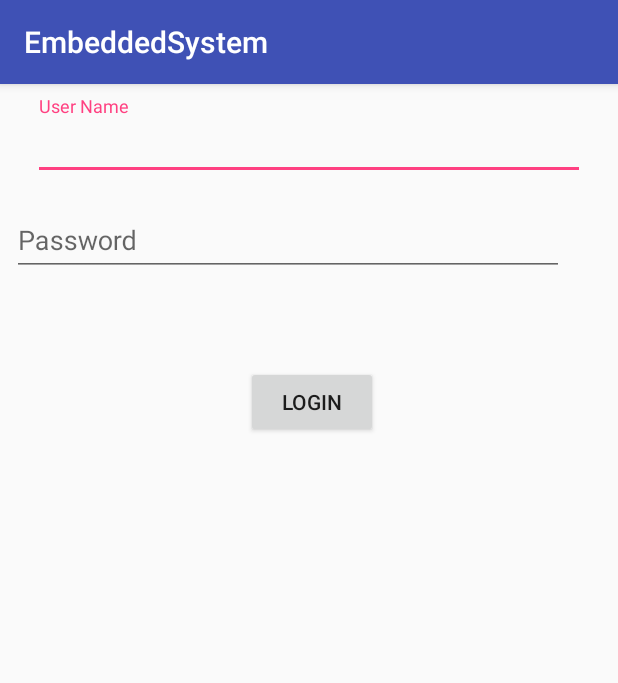
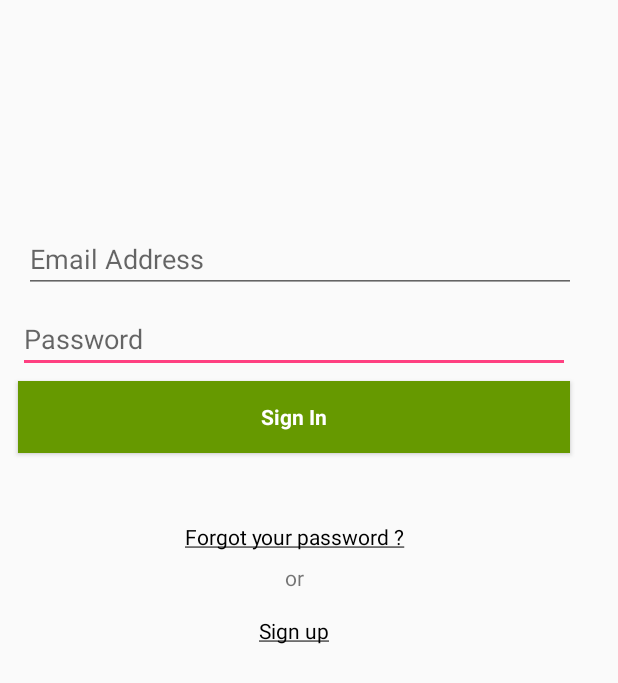
Before and after one commit to Valent1Poisson/EmbeddedSystem2, an Android app: the LoginActivity screen opened directly, with no data from a screen before it, on a phone screen of 412 x 824 dp. Shown: the top 683 px of the screen. Run offline under Robolectric (Android 15) with nearby library versions, the phone set to English and light mode, and no system bars.

```diff
--- a/app/src/main/java/com/example/valentinpoisson/embeddedsystem/MainActivity.java
+++ b/app/src/main/java/com/example/valentinpoisson/embeddedsystem/MainActivity.java
@@ -13,11 +13,5 @@ public class MainActivity extends AppCompatActivity {
         setContentView(R.layout.activity_main);
     }
 
-    public void StartLogActivity(View v){
-        startActivity(new Intent(MainActivity.this, LoginActivity.class));
-    }
 
-    public void StartRegActivity(View v){
-        startActivity(new Intent(MainActivity.this, RegisterActivity.class));
-    }
 }
--- a/app/src/main/res/layout/activity_login.xml
+++ b/app/src/main/res/layout/activity_login.xml
@@ -6,65 +6,81 @@
     android:layout_height="match_parent"
     tools:context="com.example.valentinpoisson.embeddedsystem.LoginActivity">
 
-    <android.support.design.widget.TextInputLayout
+    <Button
+        android:id="@+id/Button"
+        style="@android:style/Widget.Button.Inset"
         android:layout_width="368dp"
         android:layout_height="wrap_content"
-        android:layout_marginLeft="8dp"
+        android:layout_marginStart="12dp"
+        android:layout_marginTop="5dp"
+        android:background="@android:color/holo_green_dark"
+        android:elevation="0dp"
+        android:onClick="LoginFct"
+        android:text="@string/Sign_In"
+        android:textAlignment="center"
+        android:textColor="@android:color/background_light"
+        android:textStyle="bold"
         app:layout_constraintLeft_toLeftOf="parent"
-        app:layout_constraintTop_toTopOf="parent"
-        android:layout_marginTop="8dp"
-        android:layout_marginRight="8dp"
-        app:layout_constraintRight_toRightOf="parent"
-        android:layout_marginStart="8dp"
-        android:layout_marginEnd="8dp"
-        android:id="@+id/textInputLayout">
+        app:layout_constraintTop_toBottomOf="@+id/EditText2" />
 
-        <EditText
-            android:id="@+id/EditText"
-            android:layout_width="match_parent"
-            android:layout_height="wrap_content"
-            android:hint="User Name" />
-    </android.support.design.widget.TextInputLayout>
-
-    <android.support.design.widget.TextInputLayout
+    <TextView
+        android:id="@+id/button5"
         android:layout_width="368dp"
         android:layout_height="wrap_content"
+        android:layout_marginStart="12dp"
         android:layout_marginTop="8dp"
-        app:layout_constraintTop_toBottomOf="@+id/textInputLayout"
-        android:layout_marginLeft="8dp"
+        android:clickable="true"
+        android:onClick="StartRegActivity"
+        android:text="@string/sign_up"
+        android:textAlignment="center"
+        android:textColor="@android:color/background_dark"
         app:layout_constraintLeft_toLeftOf="parent"
-        android:layout_marginRight="8dp"
-        app:layout_constraintRight_toRightOf="parent"
-        android:id="@+id/textInputLayout2"
-        app:layout_constraintHorizontal_bias="0.0">
+        app:layout_constraintTop_toBottomOf="@+id/textView2" />
 
-        <EditText
-            android:id="@+id/EditText2"
-            android:layout_width="match_parent"
-            android:layout_height="wrap_content"
-            android:hint="Password" />
-    </android.support.design.widget.TextInputLayout>
-
-    <Button
-        android:id="@+id/Button"
-        android:layout_width="wrap_content"
+    <TextView
+        android:id="@+id/button4"
+        android:layout_width="368dp"
         android:layout_height="wrap_content"
-        android:layout_marginRight="160dp"
-        android:layout_marginTop="60dp"
-        android:text="Login"
-        android:onClick="LoginFct"
-        app:layout_constraintRight_toRightOf="parent"
-        app:layout_constraintTop_toBottomOf="@+id/textInputLayout2" />
+        android:layout_marginStart="12dp"
+        android:layout_marginTop="46dp"
+        android:clickable="true"
+        android:onClick="StartPwdActivity"
+        android:text="@string/forgotPassword"
+        android:textAlignment="center"
+        android:textColor="@android:color/background_dark"
+        app:layout_constraintLeft_toLeftOf="parent"
+        app:layout_constraintTop_toBottomOf="@+id/Button" />
 
     <TextView
         android:id="@+id/textView2"
-        android:layout_width="236dp"
-        android:layout_height="38dp"
-        android:layout_marginRight="85dp"
-        android:layout_marginTop="24dp"
-        android:text=""
+        android:layout_width="368dp"
+        android:layout_height="27dp"
+        android:layout_marginStart="12dp"
+        android:layout_marginTop="8dp"
+
+        android:text="@string/or"
         android:textAlignment="center"
-        android:textSize="30sp"
-        app:layout_constraintRight_toRightOf="parent"
-        app:layout_constraintTop_toBottomOf="@+id/Button" />
+        app:layout_constraintLeft_toLeftOf="parent"
+        app:layout_constraintTop_toBottomOf="@+id/button4" />
+
+    <EditText
+        android:id="@+id/EditText2"
+        android:layout_width="368dp"
+        android:layout_height="wrap_content"
+        android:hint="@string/Password"
+        android:layout_marginTop="8dp"
+        app:layout_constraintTop_toBottomOf="@+id/EditText"
+        android:layout_marginStart="12dp"
+        app:layout_constraintLeft_toLeftOf="parent" />
+
+    <EditText
+        android:id="@+id/EditText"
+        android:layout_width="368dp"
+        android:layout_height="wrap_content"
+        android:hint="@string/Email_Address"
+        app:layout_constraintTop_toTopOf="parent"
+        android:layout_marginTop="150dp"
+        android:layout_marginStart="16dp"
+        app:layout_constraintLeft_toLeftOf="parent" />
+
 </android.support.constraint.ConstraintLayout>
--- a/app/src/main/res/values/strings.xml
+++ b/app/src/main/res/values/strings.xml
@@ -1,6 +1,22 @@
 <resources>
+    <string name="forgotPassword"><u>Forgot your password ?</u></string>
+    <string name="sign_up"><u>Sign up</u></string>
     <string name="app_name">EmbeddedSystem</string>
     <string name="title_activity_login">Sign in</string>
+    <string name="Register">Register</string>
+    <string name="Email">Email</string>
+    <string name="Password">Password</string>
+    <string name="Confirm_Password">Confirm Password</string>
+    <string name="User_Name">User Name</string>
+    <string name="or">or</string>
+    <string name="Email_Address">Email Address</string>
+    <string name="Sign_In">Sign In</string>
+    <string name="Welcome">W E L C O M E</string>
+    <string name="To">T O</string>
+    <string name="Your_Coach">Your Coach</string>
+    <string name="Welcome_To_the_BJTU_Gym_CLUB">Welcome To the BJTU Gym CLUB</string>
+    <string name="Training">Training</string>
+    <string name="imageViewDescription">imageViewDescription</string>
 
     <!-- Strings related to login -->
     <string name="prompt_email">Email</string>
```
Also changed, not shown: app/src/main/AndroidManifest.xml (+19 -6 lines), app/src/main/java/com/example/valentinpoisson/embeddedsystem/HomeActivity.java (+9 -0 lines), app/src/main/java/com/example/valentinpoisson/embeddedsystem/LoginActivity.java (+9 -3 lines), app/src/main/java/com/example/valentinpoisson/embeddedsystem/RegisterActivity.java (+2 -6 lines), app/src/main/res/layout/activity_home.xml (+68 -3 lines), app/src/main/res/layout/activity_register.xml (+20 -27 lines).
